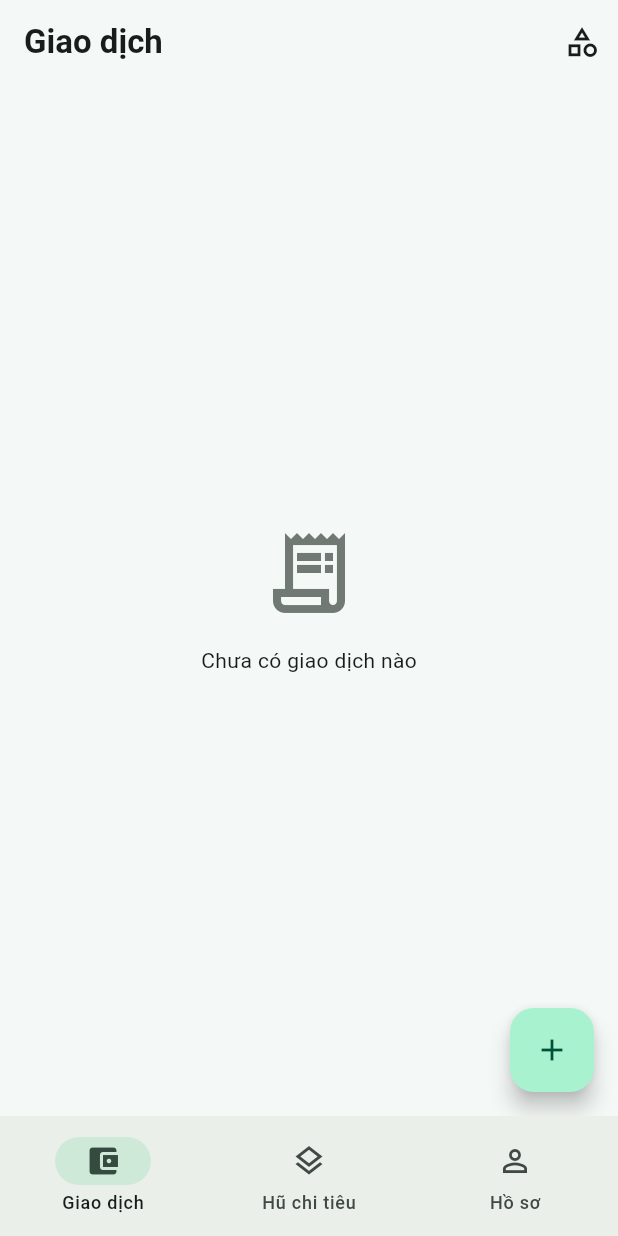
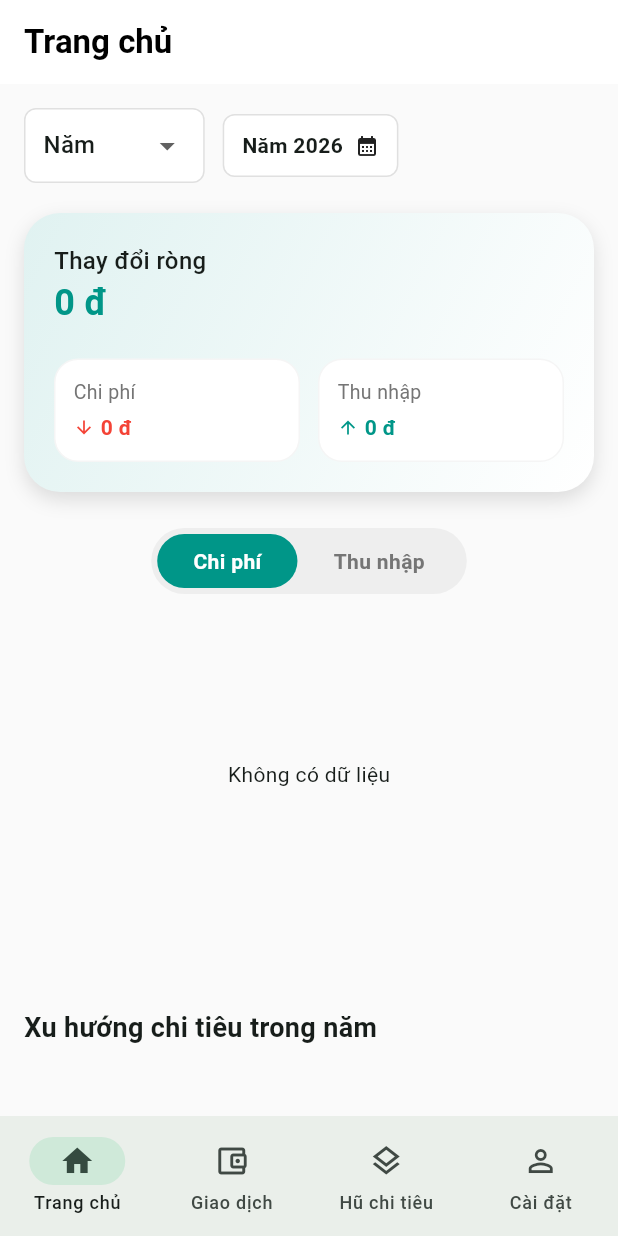
Before and after one commit to ltmy25/ExpenseTracker, a Flutter app: the screen it shows once a user with an empty profile is signed in, on a phone screen of 412 x 824 dp. Run offline on Flutter 3.47's test engine with Material 3 defaults, Android fonts, the phone set to English and light mode, and no system bars; drawn by our look-alikes of fl_chart; our stand-ins replace cloud_firestore, firebase_auth, firebase_core, flutter_riverpod, google_sign_in; accounts and stored records are empty; generated files the repository leaves out were written again.

Commit message:
update chức năng biểu đồ & thống kê

```diff
--- /dev/null
+++ b/lib/presentation/screens/home/dashboard_tab.dart
@@ -0,0 +1,404 @@
+import 'package:expensetracker/domain/entities/transaction.dart' as entity;
+import 'package:expensetracker/presentation/providers/transaction_providers.dart';
+import 'package:expensetracker/presentation/providers/category_providers.dart';
+import 'package:fl_chart/fl_chart.dart';
+import 'package:flutter/material.dart';
+import 'package:flutter_riverpod/flutter_riverpod.dart';
+import 'package:intl/intl.dart';
+
+enum FilterType { day, month, year, all, custom }
+
+class DashboardTab extends ConsumerStatefulWidget {
+  const DashboardTab({super.key});
+
+  @override
+  ConsumerState<DashboardTab> createState() => _DashboardTabState();
+}
+
+class _DashboardTabState extends ConsumerState<DashboardTab> {
+  FilterType _filterType = FilterType.year;
+  DateTime _selectedDate = DateTime.now();
+  DateTime? _startDate;
+  DateTime? _endDate;
+  bool _isExpenseMode = true;
+
+  @override
+  Widget build(BuildContext context) {
+    final transactionsAsync = ref.watch(transactionsStreamProvider);
+    final categoriesAsync = ref.watch(categoriesStreamProvider);
+
+    final currencyFormat = NumberFormat.currency(locale: 'vi_VN', symbol: 'đ', decimalDigits: 0);
+
+    return Scaffold(
+      backgroundColor: Colors.grey[50],
+      appBar: AppBar(
+        title: const Text('Trang chủ', style: TextStyle(color: Colors.black, fontWeight: FontWeight.bold)),
+        backgroundColor: Colors.white,
+        elevation: 0,
+      ),
+      body: transactionsAsync.when(
+        data: (transactions) {
+          final filteredTxs = _filterTransactions(transactions);
+
+          double totalIncome = 0;
+          double totalExpense = 0;
+          Map<String, double> categoryMap = {};
+
+          for (final tx in filteredTxs) {
+            if (tx.type == entity.TransactionType.income) {
+              totalIncome += tx.amount;
+            } else if (tx.type == entity.TransactionType.expense) {
+              totalExpense += tx.amount;
+            }
+
+            if (_isExpenseMode && tx.type == entity.TransactionType.expense) {
+              categoryMap[tx.categoryId] = (categoryMap[tx.categoryId] ?? 0) + tx.amount;
+            } else if (!_isExpenseMode && tx.type == entity.TransactionType.income) {
+              categoryMap[tx.categoryId] = (categoryMap[tx.categoryId] ?? 0) + tx.amount;
+            }
+          }
+
+          final netChange = totalIncome - totalExpense;
+
+          return SingleChildScrollView(
+            padding: const EdgeInsets.all(16),
+            child: Column(
+              crossAxisAlignment: CrossAxisAlignment.start,
+              children: [
+                _buildFilterHeader(),
+                const SizedBox(height: 20),
+                _buildSummaryCard(totalIncome, totalExpense, netChange, currencyFormat),
+                const SizedBox(height: 24),
+                _buildModeToggle(),
+                const SizedBox(height: 20),
+                _buildChartSection(categoryMap, categoriesAsync),
+                const SizedBox(height: 24),
+                _buildCategoryList(categoryMap, categoriesAsync, _isExpenseMode ? totalExpense : totalIncome, currencyFormat),
+
+                if (_filterType == FilterType.year) ...[
+                  const SizedBox(height: 32),
+                  const Text('Xu hướng chi tiêu trong năm', style: TextStyle(fontSize: 18, fontWeight: FontWeight.bold)),
+                  const SizedBox(height: 16),
+                  _buildLineChart(filteredTxs),
+                  const SizedBox(height: 32),
+                ],
+              ],
+            ),
+          );
+        },
+        loading: () => const Center(child: CircularProgressIndicator()),
+        error: (err, _) => Center(child: Text('Lỗi: $err')),
+      ),
+    );
+  }
+
+  Widget _buildFilterHeader() {
+    String dateLabel = '';
+    switch (_filterType) {
+      case FilterType.day: dateLabel = DateFormat('dd/MM/yyyy').format(_selectedDate); break;
+      case FilterType.month: dateLabel = 'Tháng ${_selectedDate.month}/${_selectedDate.year}'; break;
+      case FilterType.year: dateLabel = 'Năm ${_selectedDate.year}'; break;
+      case FilterType.all: dateLabel = 'Tất cả thời gian'; break;
+      case FilterType.custom:
+        if (_startDate != null && _endDate != null) {
+          dateLabel = '${DateFormat('dd/MM').format(_startDate!)} - ${DateFormat('dd/MM').format(_endDate!)}';
+        } else {
+          dateLabel = 'Chọn khoảng ngày';
+        }
+        break;
+    }
+
+    return SingleChildScrollView(
+      scrollDirection: Axis.horizontal,
+      child: Row(
+        children: [
+          Container(
+            padding: const EdgeInsets.symmetric(horizontal: 12),
+            decoration: BoxDecoration(color: Colors.white, borderRadius: BorderRadius.circular(8), border: Border.all(color: Colors.grey[300]!)),
+            child: DropdownButton<FilterType>(
+              value: _filterType,
+              underline: const SizedBox(),
+              items: const [
+                DropdownMenuItem(value: FilterType.day, child: Text('Ngày')),
+                DropdownMenuItem(value: FilterType.month, child: Text('Tháng')),
+                DropdownMenuItem(value: FilterType.year, child: Text('Năm')),
+                DropdownMenuItem(value: FilterType.all, child: Text('Mọi lúc')),
+                DropdownMenuItem(value: FilterType.custom, child: Text('Tùy chỉnh')),
+              ],
+              onChanged: (v) {
+                setState(() {
+                  _filterType = v!;
+                  if (v == FilterType.custom) _pickDateRange();
+                });
+              },
+            ),
+          ),
+          const SizedBox(width: 12),
+          if (_filterType != FilterType.all)
+            InkWell(
+              onTap: _filterType == FilterType.custom ? _pickDateRange : _pickDate,
+              child: Container(
+                padding: const EdgeInsets.symmetric(horizontal: 12, vertical: 10),
+                decoration: BoxDecoration(color: Colors.white, borderRadius: BorderRadius.circular(8), border: Border.all(color: Colors.grey[300]!)),
+                child: Row(
+                  children: [
+                    Text(dateLabel, style: const TextStyle(fontWeight: FontWeight.bold)),
+                    const SizedBox(width: 8),
+                    const Icon(Icons.calendar_month, size: 16),
+                  ],
+                ),
+              ),
+            ),
+        ],
+      ),
+    );
+  }
+
+  Widget _buildLineChart(List<entity.Transaction> txs) {
+    Map<int, double> monthlyData = {};
+    for (int i = 1; i <= 12; i++) monthlyData[i] = 0;
+
+    for (final tx in txs) {
+      if (tx.type == entity.TransactionType.expense) {
+        monthlyData[tx.occurredAt.month] = (monthlyData[tx.occurredAt.month] ?? 0) + tx.amount;
+      }
+    }
+
+    return Container(
+      height: 220,
+      padding: const EdgeInsets.only(right: 20, top: 20, bottom: 10),
+      child: LineChart(
+        LineChartData(
+          minY: 0, // Đảm bảo biểu đồ không bị vẽ âm xuống dưới
+          gridData: const FlGridData(show: false),
+          titlesData: FlTitlesData(
+            rightTitles: const AxisTitles(sideTitles: SideTitles(showTitles: false)),
+            topTitles: const AxisTitles(sideTitles: SideTitles(showTitles: false)),
+            bottomTitles: AxisTitles(
+              sideTitles: SideTitles(
+                showTitles: true,
+                getTitlesWidget: (val, _) {
+                  if (val < 1 || val > 12) return const SizedBox();
+                  return Padding(
+                    padding: const EdgeInsets.only(top: 8.0),
+                    child: Text('T${val.toInt()}', style: const TextStyle(fontSize: 10, color: Colors.grey)),
+                  );
+                },
+                interval: 1,
+              ),
+            ),
+          ),
+          borderData: FlBorderData(show: false),
+          lineBarsData: [
+            LineChartBarData(
+              spots: monthlyData.entries.map((e) => FlSpot(e.key.toDouble(), e.value)).toList(),
+              isCurved: true,
+              preventCurveOverShooting: true, // CHỐNG LÕM/VƯỢT NGƯỠNG
+              color: Colors.green,
+              barWidth: 3,
+              dotData: const FlDotData(show: true), // Hiện chấm để dễ nhìn
+              belowBarData: BarAreaData(
+                show: true,
+                color: Colors.green.withOpacity(0.1),
+              ),
+            ),
+          ],
+        ),
+      ),
+    );
+  }
+
+  Widget _buildSummaryCard(double income, double expense, double net, NumberFormat fmt) {
+    return Container(
+      width: double.infinity,
+      padding: const EdgeInsets.all(20),
+      decoration: BoxDecoration(
+        gradient: LinearGradient(colors: [Colors.teal[50]!, Colors.white], begin: Alignment.topLeft, end: Alignment.bottomRight),
+        borderRadius: BorderRadius.circular(24),
+        boxShadow: [BoxShadow(color: Colors.black12, blurRadius: 10, offset: const Offset(0, 5))],
+      ),
+      child: Column(
+        crossAxisAlignment: CrossAxisAlignment.start,
+        children: [
+          const Text('Thay đổi ròng', style: TextStyle(fontSize: 16, fontWeight: FontWeight.w500)),
+          Text(fmt.format(net), style: const TextStyle(fontSize: 24, fontWeight: FontWeight.bold, color: Colors.teal)),
+          const SizedBox(height: 20),
+          Row(
+            children: [
+              Expanded(child: _buildSummaryItem('Chi phí', expense, Colors.red, Icons.arrow_downward, fmt)),
+              const SizedBox(width: 12),
+              Expanded(child: _buildSummaryItem('Thu nhập', income, Colors.teal, Icons.arrow_upward, fmt)),
+            ],
+          ),
+        ],
+      ),
+    );
+  }
+
+  Widget _buildSummaryItem(String label, double amount, Color color, IconData icon, NumberFormat fmt) {
+    return Container(
+      padding: const EdgeInsets.all(12),
+      decoration: BoxDecoration(color: Colors.white, borderRadius: BorderRadius.circular(16), border: Border.all(color: Colors.grey[100]!)),
+      child: Column(
+        crossAxisAlignment: CrossAxisAlignment.start,
+        children: [
+          Text(label, style: TextStyle(color: Colors.grey[600], fontSize: 13)),
+          const SizedBox(height: 4),
+          Row(
+            children: [
+              Icon(icon, size: 14, color: color),
+              const SizedBox(width: 4),
+              Flexible(child: Text(fmt.format(amount), style: TextStyle(color: color, fontWeight: FontWeight.bold, fontSize: 14))),
+            ],
+          ),
+        ],
+      ),
+    );
+  }
+
+  Widget _buildModeToggle() {
+    return Center(
+      child: Container(
+        padding: const EdgeInsets.all(4),
+        decoration: BoxDecoration(color: Colors.grey[200], borderRadius: BorderRadius.circular(25)),
+        child: Row(
+          mainAxisSize: MainAxisSize.min,
+          children: [
+            _toggleBtn('Chi phí', _isExpenseMode, () => setState(() => _isExpenseMode = true)),
+            _toggleBtn('Thu nhập', !_isExpenseMode, () => setState(() => _isExpenseMode = false)),
+          ],
+        ),
+      ),
+    );
+  }
+
+  Widget _toggleBtn(String text, bool active, VoidCallback onTap) {
+    return GestureDetector(
+      onTap: onTap,
+      child: Container(
+        padding: const EdgeInsets.symmetric(horizontal: 24, vertical: 8),
+        decoration: BoxDecoration(color: active ? Colors.teal : Colors.transparent, borderRadius: BorderRadius.circular(20)),
+        child: Text(text, style: TextStyle(color: active ? Colors.white : Colors.grey[600], fontWeight: FontWeight.bold)),
+      ),
+    );
+  }
+
+  Widget _buildChartSection(Map<String, double> data, AsyncValue categories) {
+    if (data.isEmpty) return const SizedBox(height: 200, child: Center(child: Text('Không có dữ liệu')));
+
+    return Container(
+      height: 250,
+      decoration: BoxDecoration(color: Colors.white, borderRadius: BorderRadius.circular(24)),
+      child: PieChart(
+        PieChartData(
+          sectionsSpace: 2,
+          centerSpaceRadius: 60,
+          sections: data.entries.map((e) {
+            final cat = (categories.value as List?)?.where((c) => c.id == e.key).firstOrNull;
+            return PieChartSectionData(
+              color: cat?.color != null ? Color(int.parse(cat!.color!.replaceAll('#', '0xFF'))) : Colors.blue,
+              value: e.value,
+              title: '',
+              radius: 40,
+              badgeWidget: _buildChartBadge(cat?.icon),
+              badgePositionPercentageOffset: 1.1,
+            );
+          }).toList(),
+        ),
+      ),
+    );
+  }
+
+  Widget _buildChartBadge(String? icon) {
+    return Container(
+      padding: const EdgeInsets.all(6),
+      decoration: const BoxDecoration(color: Colors.white, shape: BoxShape.circle, boxShadow: [BoxShadow(color: Colors.black12, blurRadius: 4)]),
+      child: Icon(_getIconData(icon), size: 16),
+    );
+  }
+
+  Widget _buildCategoryList(Map<String, double> data, AsyncValue categories, double total, NumberFormat fmt) {
+    final sorted = data.entries.toList()..sort((a, b) => b.value.compareTo(a.value));
+    return Column(
+      children: sorted.map((e) {
+        final cat = (categories.value as List?)?.where((c) => c.id == e.key).firstOrNull;
+        final percent = total > 0 ? (e.value / total) : 0.0;
+        return Padding(
+          padding: const EdgeInsets.only(bottom: 16),
+          child: Row(
+            children: [
+              CircleAvatar(backgroundColor: Colors.grey[100], child: Icon(_getIconData(cat?.icon), color: Colors.black87)),
+              const SizedBox(width: 12),
+              Expanded(
+                child: Column(
+                  crossAxisAlignment: CrossAxisAlignment.start,
+                  children: [
+                    Row(
+                      mainAxisAlignment: MainAxisAlignment.spaceBetween,
+                      children: [
+                        Text(cat?.name ?? 'Khác', style: const TextStyle(fontWeight: FontWeight.bold)),
+                        Text(fmt.format(e.value), style: const TextStyle(fontWeight: FontWeight.w500)),
+                      ],
+                    ),
+                    const SizedBox(height: 4),
+                    LinearProgressIndicator(value: percent, backgroundColor: Colors.grey[100], color: Colors.teal, minHeight: 6),
+                  ],
+                ),
+              ),
+              const SizedBox(width: 12),
+              Text('${(percent * 100).toStringAsFixed(0)}%', style: const TextStyle(fontSize: 12, color: Colors.grey)),
+            ],
+          ),
+        );
+      }).toList(),
+    );
+  }
+
+  List<entity.Transaction> _filterTransactions(List<entity.Transaction> txs) {
+    return txs.where((tx) {
+      switch (_filterType) {
+        case FilterType.day:
+          return tx.occurredAt.day == _selectedDate.day && tx.occurredAt.month == _selectedDate.month && tx.occurredAt.year == _selectedDate.year;
+        case FilterType.month:
+          return tx.occurredAt.month == _selectedDate.month && tx.occurredAt.year == _selectedDate.year;
+        case FilterType.year:
+          return tx.occurredAt.year == _selectedDate.year;
+        case FilterType.all:
+          return true;
+        case FilterType.custom:
+          if (_startDate == null || _endDate == null) return true;
+          return tx.occurredAt.isAfter(_startDate!.subtract(const Duration(seconds: 1))) &&
+                 tx.occurredAt.isBefore(_endDate!.add(const Duration(days: 1)));
+      }
+    }).toList();
+  }
+
+  Future<void> _pickDate() async {
+    final picked = await showDatePicker(context: context, initialDate: _selectedDate, firstDate: DateTime(2000), lastDate: DateTime(2100));
+    if (picked != null) setState(() => _selectedDate = picked);
+  }
+
+  Future<void> _pickDateRange() async {
+    final picked = await showDateRangePicker(
+      context: context,
+      firstDate: DateTime(2000),
+      lastDate: DateTime(2100),
+      initialDateRange: _startDate != null && _endDate != null ? DateTimeRange(start: _startDate!, end: _endDate!) : null,
+    );
+    if (picked != null) {
+      setState(() {
+        _startDate = picked.start;
+        _endDate = picked.end;
+      });
+    }
+  }
+
+  IconData _getIconData(String? iconName) {
+    switch (iconName) {
+      case 'shopping': return Icons.shopping_bag;
+      case 'food': return Icons.restaurant;
+      case 'transport': return Icons.directions_bus;
+      default: return Icons.category;
+    }
+  }
+}
--- a/lib/presentation/screens/home/home_screen.dart
+++ b/lib/presentation/screens/home/home_screen.dart
@@ -2,6 +2,7 @@ import 'package:flutter/material.dart';
 import '../transaction/transaction_list_screen.dart';
 import '../jar/jar_list_screen.dart';
 import 'profile_tab.dart';
+import 'dashboard_tab.dart';
 
 class HomeScreen extends StatefulWidget {
   const HomeScreen({super.key});
@@ -14,8 +15,9 @@ class _HomeScreenState extends State<HomeScreen> {
   int _selectedIndex = 0;
 
   final List<Widget> _tabs = [
+    const DashboardTab(),
     const TransactionListScreen(),
-    const JarListScreen(), // Thêm tab Hũ chi tiêu
+    const JarListScreen(),
     const ProfileTab(),
   ];
 
@@ -32,19 +34,24 @@ class _HomeScreenState extends State<HomeScreen> {
         },
         destinations: const [
           NavigationDestination(
+            icon: Icon(Icons.home_outlined),
+            selectedIcon: Icon(Icons.home),
+            label: 'Trang chủ',
+          ),
+          NavigationDestination(
             icon: Icon(Icons.account_balance_wallet_outlined),
             selectedIcon: Icon(Icons.account_balance_wallet),
             label: 'Giao dịch',
           ),
           NavigationDestination(
-            icon: Icon(Icons.layers_outlined), // Biểu tượng cho Hũ chi tiêu
+            icon: Icon(Icons.layers_outlined),
             selectedIcon: Icon(Icons.layers),
             label: 'Hũ chi tiêu',
           ),
           NavigationDestination(
             icon: Icon(Icons.person_outline),
             selectedIcon: Icon(Icons.person),
-            label: 'Hồ sơ',
+            label: 'Cài đặt',
           ),
         ],
       ),
--- a/lib/presentation/screens/jar/jar_list_screen.dart
+++ b/lib/presentation/screens/jar/jar_list_screen.dart
@@ -30,14 +30,13 @@ class JarListScreen extends ConsumerWidget {
                   itemBuilder: (context, index) {
                     final jar = jars[index];
 
-                    // Lọc giao dịch thuộc hũ này (qua jarId hoặc qua danh mục liên kết)
+                    // Lọc giao dịch thuộc hũ này
                     final jarTxs = transactions.where((tx) {
                       final matchJarId = tx.jarId == jar.id;
                       final matchCategory = jar.categoryIds?.contains(tx.categoryId) ?? false;
                       return matchJarId || matchCategory;
                     }).toList();
 
-                    // Tính toán tổng thu và tổng chi thực tế
                     double totalExpense = 0;
                     double totalIncome = 0;
                     for (final tx in jarTxs) {
@@ -52,10 +51,10 @@ class JarListScreen extends ConsumerWidget {
                     }
 
                     final double budget = jar.budgetLimit ?? 0;
-                    // SỐ DƯ = NGÂN SÁCH - CHI + THU (Theo yêu cầu của bạn)
                     final double remaining = budget - totalExpense + totalIncome;
-                    // % ĐÃ DÙNG = CHI / NGÂN SÁCH
-                    final double percentUsed = budget > 0 ? (totalExpense / budget).clamp(0.0, 1.2) : 0.0;
+
+                    // BỎ CLAMP 1.2 ĐỂ HIỂN THỊ CON SỐ THỰC TẾ
+                    final double percentUsed = budget > 0 ? (totalExpense / budget) : 0.0;
 
                     return Card(
                       margin: const EdgeInsets.only(bottom: 16),
@@ -116,7 +115,8 @@ class JarListScreen extends ConsumerWidget {
                                 mainAxisAlignment: MainAxisAlignment.spaceBetween,
                                 children: [
                                   Text('Đã chi: ${currencyFormat.format(totalExpense)}', style: const TextStyle(fontSize: 12, color: Colors.grey)),
-                                  Text('${(percentUsed * 100).toStringAsFixed(0)}%',
+                                  // HIỂN THỊ PHẦN TRĂM CHÍNH XÁC (ví dụ 106.8%)
+                                  Text('${(percentUsed * 100).toStringAsFixed(1)}%',
                                     style: TextStyle(fontWeight: FontWeight.bold, color: _getPercentColor(percentUsed))),
                                 ],
                               ),
@@ -124,6 +124,7 @@ class JarListScreen extends ConsumerWidget {
                               ClipRRect(
                                 borderRadius: BorderRadius.circular(10),
                                 child: LinearProgressIndicator(
+                                  // Thanh tiến trình vẫn giới hạn ở 1.0 để không tràn UI
                                   value: percentUsed > 1.0 ? 1.0 : percentUsed,
                                   backgroundColor: Colors.grey[100],
                                   valueColor: AlwaysStoppedAnimation<Color>(_getPercentColor(percentUsed)),
@@ -171,9 +172,9 @@ class JarListScreen extends ConsumerWidget {
   }
 
   Color _getPercentColor(double percent) {
-    if (percent >= 1.0) return Colors.red;        // Quá mức
-    if (percent >= 0.8) return Colors.orange;     // Sắp hết
-    if (percent >= 0.5) return Colors.amber;      // Đã tiêu một nửa
-    return Colors.green;                          // An toàn
+    if (percent >= 1.0) return Colors.red;
+    if (percent >= 0.8) return Colors.orange;
+    if (percent >= 0.5) return Colors.amber;
+    return Colors.green;
   }
 }
```
Also changed, not shown: pubspec.yaml (+2 -68 lines), pubspec.lock.
